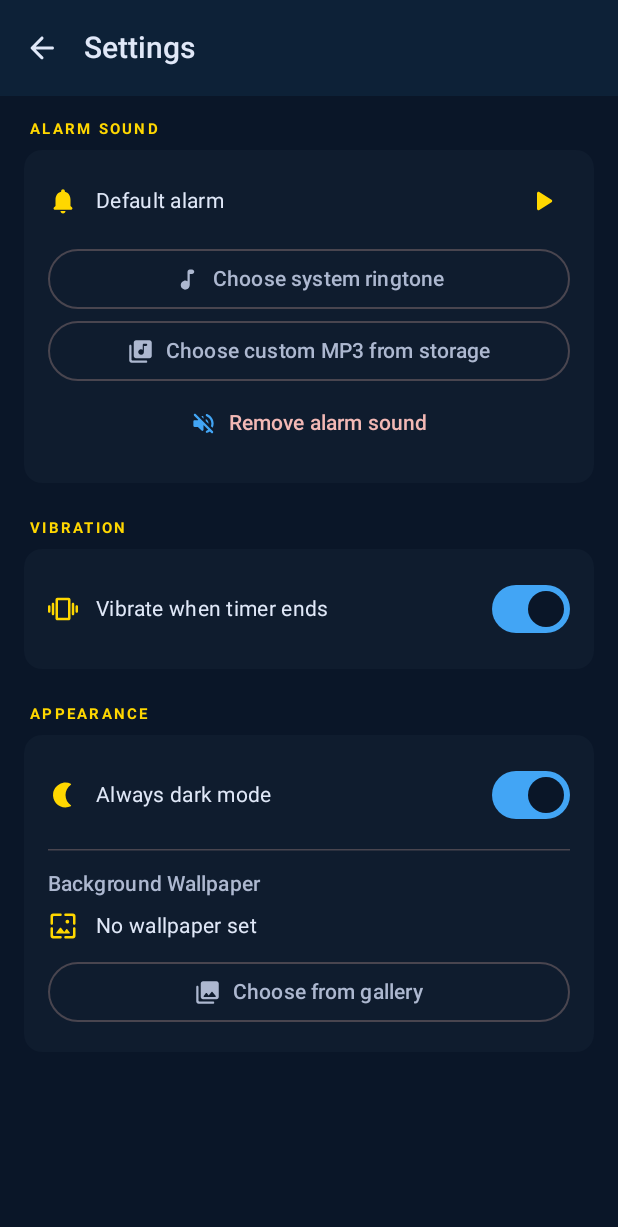
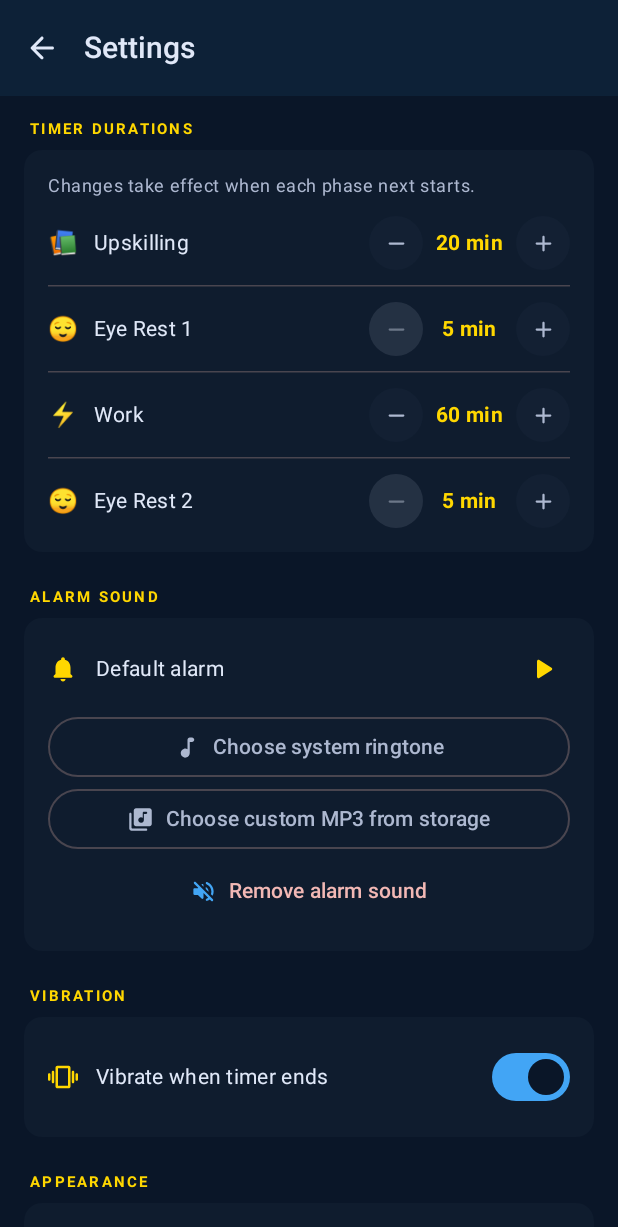
Before and after one commit to JJGarcia2024/learning-log-ai-ml-2026, an Android app built with Jetpack Compose: the screen it shows after launch (MainActivity), after a tap on "Settings", on a phone screen of 412 x 824 dp. Shown: the top 1227 px of the screen. Run offline under Robolectric (Android 15) with nearby library versions, the phone set to English and light mode, and no system bars; Roboto replaces fonts that are not available here; 2 statements that could not run were skipped.

Commit message:
feat: adjustable phase durations (20-5-60-5 default, ±5 min per phase)
- AppSettings: 4 new fields upskillingMinutes/eyeRest1Minutes/workMinutes/eyeRest2Minutes
- SettingsRepository: 4 int DataStore keys + setPhaseMinutes(phaseIndex, minutes)
- TimerCycle: phasesFor(settings) builds phase list with custom durations
- TimerService: durationFor() reads from currentSettings; reset/skip/tick use it
- TimerViewModel: progressFraction now combines _uiState+settings; setPhaseMinutes()
- SettingsScreen: Timer Durations section with +5/-5 stepper per phase (5..180 min)
- MainActivity: passes onSetPhaseMinutes to SettingsScreen

Duration changes take effect when the phase next starts, not mid-countdown.

Co-Authored-By: Claude Opus 4.8 <noreply@anthropic.com>
Claude-Session: https://claude.ai/code/session_0158g1UzvPkCh73UsQBGQhYq

```diff
--- a/twinkling-treasure/app/src/main/kotlin/com/twinklingtreasure/timer/MainActivity.kt
+++ b/twinkling-treasure/app/src/main/kotlin/com/twinklingtreasure/timer/MainActivity.kt
@@ -106,17 +106,18 @@ class MainActivity : ComponentActivity() {
             TwinklingTreasureTheme(darkTheme = isDark) {
                 if (showSettings && !isInPip) {
                     SettingsScreen(
-                        settings             = settings,
-                        onBack               = { showSettings = false },
-                        onPickSystemRingtone = { launchRingtonePicker() },
-                        onPickCustomAudio    = { audioLauncher.launch(arrayOf("audio/*")) },
-                        onTestAlarm          = viewModel::testAlarm,
-                        onClearAlarm         = { viewModel.setAlarmSound("", "No alarm") },
-                        onSetVibrate         = viewModel::setVibrate,
-                        onSetForceDark       = viewModel::setForceDark,
-                        onPickWallpaper      = { wallpaperLauncher.launch(arrayOf("image/*")) },
-                        onRemoveWallpaper    = { viewModel.setWallpaper("") },
+                        settings              = settings,
+                        onBack                = { showSettings = false },
+                        onPickSystemRingtone  = { launchRingtonePicker() },
+                        onPickCustomAudio     = { audioLauncher.launch(arrayOf("audio/*")) },
+                        onTestAlarm           = viewModel::testAlarm,
+                        onClearAlarm          = { viewModel.setAlarmSound("", "No alarm") },
+                        onSetVibrate          = viewModel::setVibrate,
+                        onSetForceDark        = viewModel::setForceDark,
+                        onPickWallpaper       = { wallpaperLauncher.launch(arrayOf("image/*")) },
+                        onRemoveWallpaper     = { viewModel.setWallpaper("") },
                         onSetWallpaperOpacity = viewModel::setWallpaperOpacity,
+                        onSetPhaseMinutes     = viewModel::setPhaseMinutes,
                     )
                 } else {
                     MainScreen(
--- a/twinkling-treasure/app/src/main/kotlin/com/twinklingtreasure/timer/data/AppSettings.kt
+++ b/twinkling-treasure/app/src/main/kotlin/com/twinklingtreasure/timer/data/AppSettings.kt
@@ -7,4 +7,9 @@ data class AppSettings(
     val wallpaperUri: String    = "",          // "": no wallpaper
     val wallpaperOpacity: Float = 0.35f,       // 0..1, how visible the wallpaper is
     val forceDarkMode: Boolean  = true,
+    // Phase durations (minutes); defaults match the original 20-5-60-5 cycle
+    val upskillingMinutes: Int  = 20,
+    val eyeRest1Minutes: Int    = 5,
+    val workMinutes: Int        = 60,
+    val eyeRest2Minutes: Int    = 5,
 )
--- a/twinkling-treasure/app/src/main/kotlin/com/twinklingtreasure/timer/data/SettingsRepository.kt
+++ b/twinkling-treasure/app/src/main/kotlin/com/twinklingtreasure/timer/data/SettingsRepository.kt
@@ -6,6 +6,7 @@ import androidx.datastore.preferences.core.Preferences
 import androidx.datastore.preferences.core.booleanPreferencesKey
 import androidx.datastore.preferences.core.edit
 import androidx.datastore.preferences.core.floatPreferencesKey
+import androidx.datastore.preferences.core.intPreferencesKey
 import androidx.datastore.preferences.core.stringPreferencesKey
 import androidx.datastore.preferences.preferencesDataStore
 import kotlinx.coroutines.flow.Flow
@@ -16,22 +17,30 @@ private val Context.dataStore: DataStore<Preferences> by preferencesDataStore(na
 class SettingsRepository(private val context: Context) {
 
     companion object {
-        private val KEY_ALARM_URI   = stringPreferencesKey("alarm_uri")
-        private val KEY_ALARM_NAME  = stringPreferencesKey("alarm_name")
-        private val KEY_VIBRATE     = booleanPreferencesKey("vibrate")
-        private val KEY_WALLPAPER   = stringPreferencesKey("wallpaper_uri")
-        private val KEY_OPACITY     = floatPreferencesKey("wallpaper_opacity")
-        private val KEY_FORCE_DARK  = booleanPreferencesKey("force_dark")
+        private val KEY_ALARM_URI      = stringPreferencesKey("alarm_uri")
+        private val KEY_ALARM_NAME     = stringPreferencesKey("alarm_name")
+        private val KEY_VIBRATE        = booleanPreferencesKey("vibrate")
+        private val KEY_WALLPAPER      = stringPreferencesKey("wallpaper_uri")
+        private val KEY_OPACITY        = floatPreferencesKey("wallpaper_opacity")
+        private val KEY_FORCE_DARK     = booleanPreferencesKey("force_dark")
+        private val KEY_MIN_UPSKILLING = intPreferencesKey("min_upskilling")
+        private val KEY_MIN_EYEREST1   = intPreferencesKey("min_eyerest1")
+        private val KEY_MIN_WORK       = intPreferencesKey("min_work")
+        private val KEY_MIN_EYEREST2   = intPreferencesKey("min_eyerest2")
     }
 
     val settings: Flow<AppSettings> = context.dataStore.data.map { p ->
         AppSettings(
-            alarmSoundUri    = p[KEY_ALARM_URI]  ?: "default",
-            alarmSoundName   = p[KEY_ALARM_NAME] ?: "Default alarm",
-            vibrateEnabled   = p[KEY_VIBRATE]    ?: true,
-            wallpaperUri     = p[KEY_WALLPAPER]  ?: "",
-            wallpaperOpacity = p[KEY_OPACITY]    ?: 0.35f,
-            forceDarkMode    = p[KEY_FORCE_DARK] ?: true,
+            alarmSoundUri    = p[KEY_ALARM_URI]      ?: "default",
+            alarmSoundName   = p[KEY_ALARM_NAME]     ?: "Default alarm",
+            vibrateEnabled   = p[KEY_VIBRATE]        ?: true,
+            wallpaperUri     = p[KEY_WALLPAPER]      ?: "",
+            wallpaperOpacity = p[KEY_OPACITY]        ?: 0.35f,
+            forceDarkMode    = p[KEY_FORCE_DARK]     ?: true,
+            upskillingMinutes = p[KEY_MIN_UPSKILLING] ?: 20,
+            eyeRest1Minutes   = p[KEY_MIN_EYEREST1]   ?: 5,
+            workMinutes       = p[KEY_MIN_WORK]       ?: 60,
+            eyeRest2Minutes   = p[KEY_MIN_EYEREST2]   ?: 5,
         )
     }
 
@@ -53,4 +62,16 @@ class SettingsRepository(private val context: Context) {
 
     suspend fun setForceDark(forced: Boolean) =
         context.dataStore.edit { it[KEY_FORCE_DARK] = forced }
+
+    suspend fun setPhaseMinutes(phaseIndex: Int, minutes: Int) {
+        val clamped = minutes.coerceIn(1, 180)
+        context.dataStore.edit { prefs ->
+            when (phaseIndex) {
+                0 -> prefs[KEY_MIN_UPSKILLING] = clamped
+                1 -> prefs[KEY_MIN_EYEREST1]   = clamped
+                2 -> prefs[KEY_MIN_WORK]        = clamped
+                3 -> prefs[KEY_MIN_EYEREST2]    = clamped
+            }
+        }
+    }
 }
--- a/twinkling-treasure/app/src/main/kotlin/com/twinklingtreasure/timer/data/TimerPhase.kt
+++ b/twinkling-treasure/app/src/main/kotlin/com/twinklingtreasure/timer/data/TimerPhase.kt
@@ -13,6 +13,14 @@ data class TimerPhase(
 )
 
 object TimerCycle {
+    /** Returns the phase list with durations overridden by the user's saved settings. */
+    fun phasesFor(settings: AppSettings) = listOf(
+        phases[0].copy(durationSeconds = settings.upskillingMinutes * 60),
+        phases[1].copy(durationSeconds = settings.eyeRest1Minutes   * 60),
+        phases[2].copy(durationSeconds = settings.workMinutes       * 60),
+        phases[3].copy(durationSeconds = settings.eyeRest2Minutes   * 60),
+    )
+
     val phases = listOf(
         TimerPhase(
             id = 0,
--- a/twinkling-treasure/app/src/main/kotlin/com/twinklingtreasure/timer/service/TimerService.kt
+++ b/twinkling-treasure/app/src/main/kotlin/com/twinklingtreasure/timer/service/TimerService.kt
@@ -109,7 +109,7 @@ class TimerService : Service() {
         _state.update {
             it.copy(
                 currentPhaseIndex = next,
-                secondsRemaining  = TimerCycle.phases[next].durationSeconds,
+                secondsRemaining  = durationFor(next),
                 isRunning         = false,
             )
         }
@@ -119,7 +119,7 @@ class TimerService : Service() {
     fun reset() {
         tickerJob?.cancel()
         stopAlarm()
-        _state.value = TimerState()
+        _state.value = TimerState(secondsRemaining = durationFor(0))
         updateNotification()
     }
 
@@ -133,11 +133,20 @@ class TimerService : Service() {
             _state.update {
                 it.copy(
                     currentPhaseIndex = next,
-                    secondsRemaining  = TimerCycle.phases[next].durationSeconds,
+                    secondsRemaining  = durationFor(next),
                 )
             }
         }
         updateNotification()
+    }
+
+    /** Returns the configured duration for a phase index, using current settings. */
+    private fun durationFor(phaseIndex: Int): Int = when (phaseIndex) {
+        0 -> currentSettings.upskillingMinutes * 60
+        1 -> currentSettings.eyeRest1Minutes   * 60
+        2 -> currentSettings.workMinutes       * 60
+        3 -> currentSettings.eyeRest2Minutes   * 60
+        else -> TimerCycle.phases[phaseIndex].durationSeconds
     }
 
     private fun triggerPhaseEnd() {
--- a/twinkling-treasure/app/src/main/kotlin/com/twinklingtreasure/timer/ui/SettingsScreen.kt
+++ b/twinkling-treasure/app/src/main/kotlin/com/twinklingtreasure/timer/ui/SettingsScreen.kt
@@ -15,6 +15,7 @@ import androidx.compose.foundation.rememberScrollState
 import androidx.compose.foundation.verticalScroll
 import androidx.compose.material.icons.Icons
 import androidx.compose.material.icons.automirrored.rounded.ArrowBack
+import androidx.compose.material.icons.rounded.Add
 import androidx.compose.material.icons.rounded.Delete
 import androidx.compose.material.icons.rounded.LibraryMusic
 import androidx.compose.material.icons.rounded.MusicNote
@@ -22,13 +23,16 @@ import androidx.compose.material.icons.rounded.Nightlight
 import androidx.compose.material.icons.rounded.Notifications
 import androidx.compose.material.icons.rounded.PhotoLibrary
 import androidx.compose.material.icons.rounded.PlayArrow
+import androidx.compose.material.icons.rounded.Remove
 import androidx.compose.material.icons.rounded.Vibration
 import androidx.compose.material.icons.rounded.VolumeOff
 import androidx.compose.material.icons.rounded.Wallpaper
 import androidx.compose.material3.ExperimentalMaterial3Api
+import androidx.compose.material3.FilledIconButton
 import androidx.compose.material3.HorizontalDivider
 import androidx.compose.material3.Icon
 import androidx.compose.material3.IconButton
+import androidx.compose.material3.IconButtonDefaults
 import androidx.compose.material3.MaterialTheme
 import androidx.compose.material3.OutlinedButton
 import androidx.compose.material3.Scaffold
@@ -61,6 +65,7 @@ fun SettingsScreen(
     onPickWallpaper: () -> Unit,
     onRemoveWallpaper: () -> Unit,
     onSetWallpaperOpacity: (Float) -> Unit,
+    onSetPhaseMinutes: (phaseIndex: Int, minutes: Int) -> Unit,
 ) {
     Scaffold(
         topBar = {
@@ -85,6 +90,32 @@ fun SettingsScreen(
                 .padding(16.dp),
             verticalArrangement = Arrangement.spacedBy(8.dp),
         ) {
+
+            // ── Timer Durations ───────────────────────────────────
+            SettingsSection(title = "Timer Durations") {
+                Text(
+                    "Changes take effect when each phase next starts.",
+                    style = MaterialTheme.typography.bodySmall,
+                    color = MaterialTheme.colorScheme.onSurfaceVariant,
+                )
+                Spacer(Modifier.height(12.dp))
+                val phases = listOf(
+                    Triple("📚", "Upskilling",  settings.upskillingMinutes),
+                    Triple("😌", "Eye Rest 1",  settings.eyeRest1Minutes),
+                    Triple("⚡", "Work",         settings.workMinutes),
+                    Triple("😌", "Eye Rest 2",  settings.eyeRest2Minutes),
+                )
+                phases.forEachIndexed { index, (emoji, name, minutes) ->
+                    if (index > 0) HorizontalDivider(modifier = Modifier.padding(vertical = 10.dp))
+                    PhaseDurationRow(
+                        emoji      = emoji,
+                        name       = name,
+                        minutes    = minutes,
+                        onDecrement = { onSetPhaseMinutes(index, (minutes - 5).coerceAtLeast(5)) },
+                        onIncrement = { onSetPhaseMinutes(index, (minutes + 5).coerceAtMost(180)) },
+                    )
+                }
+            }
 
             // ── Alarm Sound ───────────────────────────────────────
             SettingsSection(title = "Alarm Sound") {
@@ -249,6 +280,57 @@ fun SettingsScreen(
 }
 
 @Composable
+private fun PhaseDurationRow(
+    emoji: String,
+    name: String,
+    minutes: Int,
+    onDecrement: () -> Unit,
+    onIncrement: () -> Unit,
+) {
+    Row(
+        verticalAlignment = Alignment.CenterVertically,
+        modifier = Modifier.fillMaxWidth(),
+    ) {
+        Text(text = emoji, style = MaterialTheme.typography.titleMedium)
+        Spacer(Modifier.width(10.dp))
+        Text(
+            text     = name,
+            style    = MaterialTheme.typography.bodyMedium,
+            modifier = Modifier.weight(1f),
+        )
+        FilledIconButton(
+            onClick  = onDecrement,
+            enabled  = minutes > 5,
+            modifier = Modifier.size(36.dp),
+            colors   = IconButtonDefaults.filledIconButtonColors(
+                containerColor = MaterialTheme.colorScheme.surfaceVariant,
+                contentColor   = MaterialTheme.colorScheme.onSurfaceVariant,
+            ),
+        ) {
+            Icon(Icons.Rounded.Remove, contentDescription = "Decrease", modifier = Modifier.size(18.dp))
+        }
+        Text(
+            text      = "$minutes min",
+            style     = MaterialTheme.typography.bodyMedium.copy(fontWeight = FontWeight.Bold),
+            color     = MaterialTheme.colorScheme.secondary,
+            modifier  = Modifier.width(62.dp),
+            textAlign = androidx.compose.ui.text.style.TextAlign.Center,
+        )
+        FilledIconButton(
+            onClick  = onIncrement,
+            enabled  = minutes < 180,
+            modifier = Modifier.size(36.dp),
+            colors   = IconButtonDefaults.filledIconButtonColors(
+                containerColor = MaterialTheme.colorScheme.surfaceVariant,
+                contentColor   = MaterialTheme.colorScheme.onSurfaceVariant,
+            ),
+        ) {
+            Icon(Icons.Rounded.Add, contentDescription = "Increase", modifier = Modifier.size(18.dp))
+        }
+    }
+}
+
+@Composable
 private fun SettingsSection(title: String, content: @Composable ColumnScope.() -> Unit) {
     Column {
         Text(
--- a/twinkling-treasure/app/src/main/kotlin/com/twinklingtreasure/timer/viewmodel/TimerViewModel.kt
+++ b/twinkling-treasure/app/src/main/kotlin/com/twinklingtreasure/timer/viewmodel/TimerViewModel.kt
@@ -23,7 +23,7 @@ import kotlinx.coroutines.flow.MutableStateFlow
 import kotlinx.coroutines.flow.SharingStarted
 import kotlinx.coroutines.flow.StateFlow
 import kotlinx.coroutines.flow.asStateFlow
-import kotlinx.coroutines.flow.map
+import kotlinx.coroutines.flow.combine
 import kotlinx.coroutines.flow.stateIn
 import kotlinx.coroutines.launch
 
@@ -37,15 +37,13 @@ class TimerViewModel(application: Application) : AndroidViewModel(application) {
     private val _isInPip = MutableStateFlow(false)
     val isInPipMode: StateFlow<Boolean> = _isInPip.asStateFlow()
 
-    val progressFraction: StateFlow<Float> = _uiState
-        .map { s ->
-            val total = TimerCycle.phases[s.currentPhaseIndex].durationSeconds.toFloat()
-            if (total == 0f) 0f else 1f - (s.secondsRemaining / total)
-        }
-        .stateIn(viewModelScope, SharingStarted.Eagerly, 0f)
-
     val settings: StateFlow<AppSettings> = settingsRepo.settings
         .stateIn(viewModelScope, SharingStarted.Eagerly, AppSettings())
+
+    val progressFraction: StateFlow<Float> = combine(_uiState, settings) { s, cfg ->
+        val total = TimerCycle.phasesFor(cfg)[s.currentPhaseIndex].durationSeconds.toFloat()
+        if (total == 0f) 0f else 1f - (s.secondsRemaining / total)
+    }.stateIn(viewModelScope, SharingStarted.Eagerly, 0f)
 
     private var service: TimerService? = null
     private var isBound = false
@@ -112,6 +110,9 @@ class TimerViewModel(application: Application) : AndroidViewModel(application) {
     fun setForceDark(forced: Boolean) =
         viewModelScope.launch { settingsRepo.setForceDark(forced) }
 
+    fun setPhaseMinutes(phaseIndex: Int, minutes: Int) =
+        viewModelScope.launch { settingsRepo.setPhaseMinutes(phaseIndex, minutes) }
+
     fun testAlarm() {
         viewModelScope.launch(Dispatchers.Main) {
             val uriString = settings.value.alarmSoundUri
```
